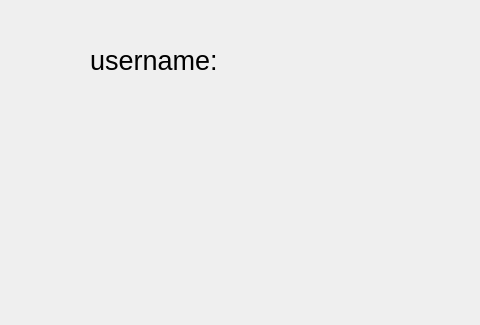
Before: the Qt Designer form bank-automat/studentmenu.ui in Ohjelmistoprojekti2025/group_x, drawn with Qt 5; both pictures show x 0 to 480 and y 0 to 325 of the 601 by 467 pixel window.
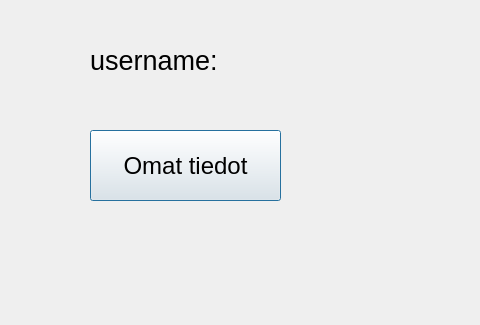
After: the same form once the commit is applied.

Commit message: student data saadaan student menuun buttonia painettaessa

```diff
--- a/bank-automat/studentmenu.ui
+++ b/bank-automat/studentmenu.ui
@@ -31,6 +31,24 @@
     <string>username: </string>
    </property>
   </widget>
+  <widget class="QPushButton" name="btnMyData">
+   <property name="geometry">
+    <rect>
+     <x>90</x>
+     <y>130</y>
+     <width>191</width>
+     <height>71</height>
+    </rect>
+   </property>
+   <property name="font">
+    <font>
+     <pointsize>18</pointsize>
+    </font>
+   </property>
+   <property name="text">
+    <string>Omat tiedot</string>
+   </property>
+  </widget>
  </widget>
  <resources/>
  <connections/>
```
The commit also changes 2 other files.
